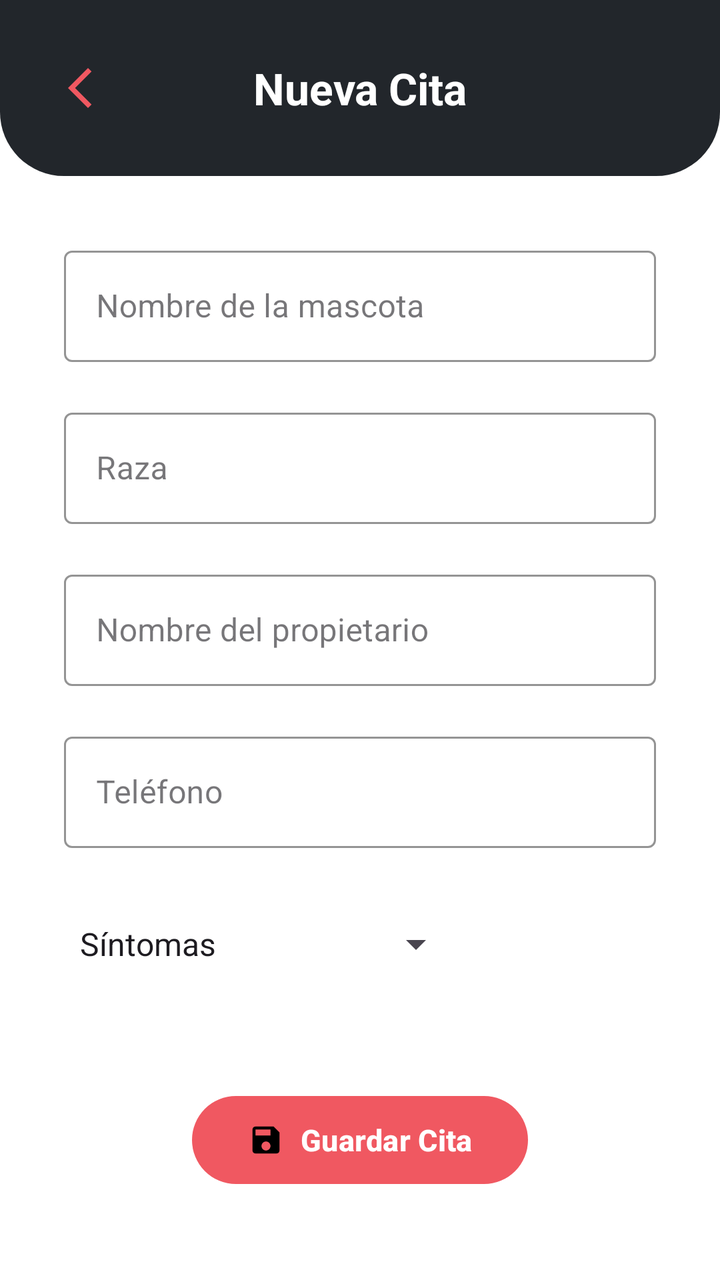
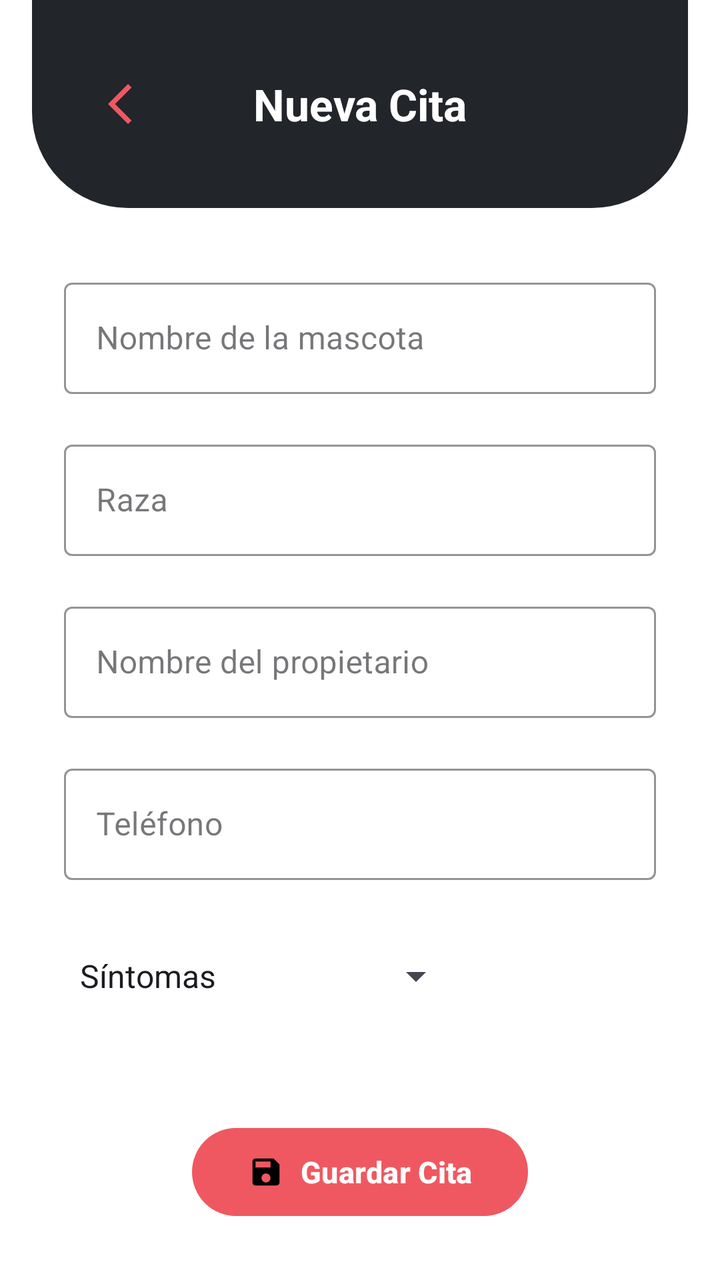

Before-and-after screenshots of an Android layout around one commit, followed by the original layout XML and the change that was made.
<!-- AndroidManifest.xml: application theme Theme.DogApp -->
<!-- res/layout/fragment_nueva_cita.xml -->
<?xml version="1.0" encoding="utf-8"?>
<layout xmlns:android="http://schemas.android.com/apk/res/android"
    xmlns:app="http://schemas.android.com/apk/res-auto"
    xmlns:tools="http://schemas.android.com/tools">

    <androidx.constraintlayout.widget.ConstraintLayout
        android:layout_width="match_parent"
        android:layout_height="match_parent"
        android:background="@color/white"
        tools:context=".view.fragment.Fragment_nueva_cita">

        <androidx.constraintlayout.widget.ConstraintLayout
            android:id="@+id/toolbarNuevaCita"
            android:layout_width="0dp"
            android:layout_height="88dp"
            android:background="@drawable/bg_toolbar_curved"
            android:paddingHorizontal="20dp"
            app:layout_constraintEnd_toEndOf="parent"
            app:layout_constraintStart_toStartOf="parent"
            app:layout_constraintTop_toTopOf="parent">

            <ImageButton
                android:id="@+id/btnVolver"
                android:layout_width="40dp"
                android:layout_height="40dp"
                android:background="@android:color/transparent"
                android:contentDescription="@string/titulo_nueva_cita"
                android:src="@drawable/ic_arrow_back_pink"
                app:layout_constraintBottom_toBottomOf="parent"
                app:layout_constraintStart_toStartOf="parent"
                app:layout_constraintTop_toTopOf="parent"
                app:tint="@color/pink_primary" />

            <TextView
                android:id="@+id/tvTituloToolbar"
                android:layout_width="wrap_content"
                android:layout_height="wrap_content"
                android:text="@string/titulo_nueva_cita"
                android:textColor="@color/white"
                android:textSize="22sp"
                android:textStyle="bold"
                app:layout_constraintBottom_toBottomOf="parent"
                app:layout_constraintEnd_toEndOf="parent"
                app:layout_constraintStart_toStartOf="parent"
                app:layout_constraintTop_toTopOf="parent" />
        </androidx.constraintlayout.widget.ConstraintLayout>

        <ScrollView
            android:layout_width="0dp"
            android:layout_height="0dp"
            android:fillViewport="true"
            app:layout_constraintBottom_toBottomOf="parent"
            app:layout_constraintEnd_toEndOf="parent"
            app:layout_constraintStart_toStartOf="parent"
            app:layout_constraintTop_toBottomOf="@id/toolbarNuevaCita">

            <LinearLayout
                android:layout_width="match_parent"
                android:layout_height="wrap_content"
                android:orientation="vertical"
                android:paddingHorizontal="32dp"
                android:paddingTop="32dp"
                android:paddingBottom="24dp">

                <com.google.android.material.textfield.TextInputLayout
                    android:id="@+id/tilNombreMascota"
                    style="@style/Widget.MaterialComponents.TextInputLayout.OutlinedBox"
                    android:layout_width="match_parent"
                    android:layout_height="wrap_content"
                    android:hint="@string/hint_nombre_mascota"
                    app:boxStrokeColor="@color/purple_focus"
                    app:hintTextColor="@color/purple_focus">

                    <com.google.android.material.textfield.TextInputEditText
                        android:id="@+id/etNombreMascota"
                        android:layout_width="match_parent"
                        android:layout_height="wrap_content"
                        android:inputType="textPersonName"
                        android:maxLength="15" />
                </com.google.android.material.textfield.TextInputLayout>

                <com.google.android.material.textfield.TextInputLayout
                    android:id="@+id/tilRaza"
                    style="@style/Widget.MaterialComponents.TextInputLayout.OutlinedBox"
                    android:layout_width="match_parent"
                    android:layout_height="wrap_content"
                    android:layout_marginTop="20dp"
                    android:hint="@string/hint_raza"
                    app:boxStrokeColor="@color/purple_focus"
                    app:hintTextColor="@color/purple_focus">

                    <AutoCompleteTextView
                        android:id="@+id/actvRaza"
                        style="@style/Widget.MaterialComponents.AutoCompleteTextView.OutlinedBox"
                        android:layout_width="match_parent"
                        android:layout_height="wrap_content"
                        android:completionThreshold="2"
                        android:inputType="text" />
                </com.google.android.material.textfield.TextInputLayout>

                <com.google.android.material.textfield.TextInputLayout
                    android:id="@+id/tilNombrePropietario"
                    style="@style/Widget.MaterialComponents.TextInputLayout.OutlinedBox"
                    android:layout_width="match_parent"
                    android:layout_height="wrap_content"
                    android:layout_marginTop="20dp"
                    android:hint="@string/hint_nombre_propietario"
                    app:boxStrokeColor="@color/purple_focus"
                    app:hintTextColor="@color/purple_focus">

                    <com.google.android.material.textfield.TextInputEditText
                        android:id="@+id/etNombrePropietario"
                        android:layout_width="match_parent"
                        android:layout_height="wrap_content"
                        android:inputType="textPersonName"
                        android:maxLength="30" />
                </com.google.android.material.textfield.TextInputLayout>

                <com.google.android.material.textfield.TextInputLayout
                    android:id="@+id/tilTelefono"
                    style="@style/Widget.MaterialComponents.TextInputLayout.OutlinedBox"
                    android:layout_width="match_parent"
                    android:layout_height="wrap_content"
                    android:layout_marginTop="20dp"
                    android:hint="@string/hint_telefono"
                    app:boxStrokeColor="@color/purple_focus"
                    app:hintTextColor="@color/purple_focus">

                    <com.google.android.material.textfield.TextInputEditText
                        android:id="@+id/etTelefono"
                        android:layout_width="match_parent"
                        android:layout_height="wrap_content"
                        android:inputType="number"
                        android:maxLength="10" />
                </com.google.android.material.textfield.TextInputLayout>

                <Spinner
                    android:id="@+id/spSintomas"
                    android:layout_width="200dp"
                    android:layout_height="48dp"
                    android:layout_marginTop="24dp"
                    android:entries="@array/lista_sintomas" />


                <com.google.android.material.button.MaterialButton
                    android:id="@+id/btnGuardarCita"
                    android:layout_width="wrap_content"
                    android:layout_height="52dp"
                    android:layout_gravity="center_horizontal"
                    android:layout_marginTop="48dp"
                    android:enabled="false"
                    android:paddingHorizontal="28dp"
                    android:text="@string/btn_guardar_cita"
                    android:textAllCaps="false"
                    android:textColor="@color/white"
                    android:textSize="15sp"
                    android:textStyle="bold"
                    app:backgroundTint="@color/pink_primary"
                    app:cornerRadius="26dp"
                    app:icon="@drawable/ic_save"
                    app:iconGravity="textStart"
                    app:iconTint="@color/black" />

            </LinearLayout>
        </ScrollView>

    </androidx.constraintlayout.widget.ConstraintLayout>
</layout>
<!-- resources referenced by this layout -->
<resources>
  <string-array name="lista_sintomas">
          <item>Síntomas</item>
          <item>Solo duerme</item>
          <item>No come</item>
          <item>Fractura extremidad</item>
          <item>Tiene pulgas</item>
          <item>Tiene garrapatas</item>
          <item>Bota demasiado pelo</item>
      </string-array>
  <color name="black">#FF000000</color>
  <color name="pink_primary">#F05861</color>
  <color name="purple_focus">#6200EE</color>
  <color name="white">#FFFFFFFF</color>
  <!-- drawable bg_toolbar_curved (drawable) -->
  <?xml version="1.0" encoding="utf-8"?>
  <shape xmlns:android="http://schemas.android.com/apk/res/android"
      android:shape="rectangle">
      <solid android:color="@color/dark_header" />
      <corners
          android:bottomLeftRadius="32dp"
          android:bottomRightRadius="32dp" />
  </shape>
  <!-- drawable ic_arrow_back_pink (drawable) -->
  <vector xmlns:android="http://schemas.android.com/apk/res/android"
      android:width="24dp"
      android:height="24dp"
      android:viewportWidth="24"
      android:viewportHeight="24">
      <path
          android:fillColor="#F05861"
          android:pathData="M17.77,3.77l-1.77,-1.77l-10,10l10,10l1.77,-1.77l-8.23,-8.23z" />
  </vector>
  <!-- drawable ic_save (drawable) -->
  <vector xmlns:android="http://schemas.android.com/apk/res/android"
      android:width="24dp"
      android:height="24dp"
      android:viewportWidth="24"
      android:viewportHeight="24">
      <path
          android:fillColor="#000000"
          android:pathData="M17,3L5,3c-1.11,0 -2,0.9 -2,2v14c0,1.1 0.89,2 2,2h14c1.1,0 2,-0.9 2,-2L21,7l-4,-4zM12,19c-1.66,0 -3,-1.34 -3,-3s1.34,-3 3,-3 3,1.34 3,3 -1.34,3 -3,3zM15,9L5,9L5,5h10v4z" />
  </vector>
  <string name="btn_guardar_cita">Guardar Cita</string>
  <string name="hint_nombre_mascota">Nombre de la mascota</string>
  <string name="hint_nombre_propietario">Nombre del propietario</string>
  <string name="hint_raza">Raza</string>
  <string name="hint_telefono">Teléfono</string>
  <string name="titulo_nueva_cita">Nueva Cita</string>
  <style name="Theme.DogApp" parent="Base.Theme.DogApp" />
  <color name="dark_header">#22262B</color>
  <style name="Base.Theme.DogApp" parent="Theme.Material3.DayNight.NoActionBar">
          
          
      </style>
</resources>

<!-- the commit's change to res/layout/fragment_nueva_cita.xml (unified diff, before → after) -->
@@ -12,9 +12,10 @@
         <androidx.constraintlayout.widget.ConstraintLayout
             android:id="@+id/toolbarNuevaCita"
             android:layout_width="0dp"
-            android:layout_height="88dp"
+            android:layout_height="104dp"
+            android:layout_marginHorizontal="16dp"
             android:background="@drawable/bg_toolbar_curved"
-            android:paddingHorizontal="20dp"
+            android:paddingHorizontal="24dp"
             app:layout_constraintEnd_toEndOf="parent"
             app:layout_constraintStart_toStartOf="parent"
             app:layout_constraintTop_toTopOf="parent">
@@ -141,7 +142,6 @@
                     android:layout_marginTop="24dp"
                     android:entries="@array/lista_sintomas" />
 
-
                 <com.google.android.material.button.MaterialButton
                     android:id="@+id/btnGuardarCita"
                     android:layout_width="wrap_content"
<!-- resource entries referenced after the edit -->
@@ -19,8 +19,10 @@
       android:shape="rectangle">
       <solid android:color="@color/dark_header" />
       <corners
-          android:bottomLeftRadius="32dp"
-          android:bottomRightRadius="32dp" />
+          android:topLeftRadius="0dp"
+          android:topRightRadius="0dp"
+          android:bottomLeftRadius="48dp"
+          android:bottomRightRadius="48dp" />
   </shape>
   <!-- drawable ic_arrow_back_pink (drawable) -->
   <vector xmlns:android="http://schemas.android.com/apk/res/android"
